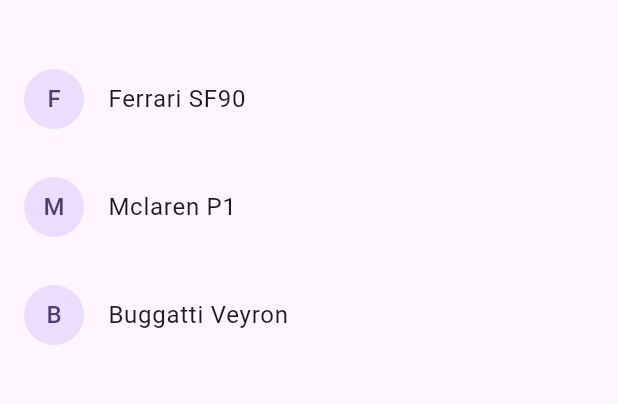
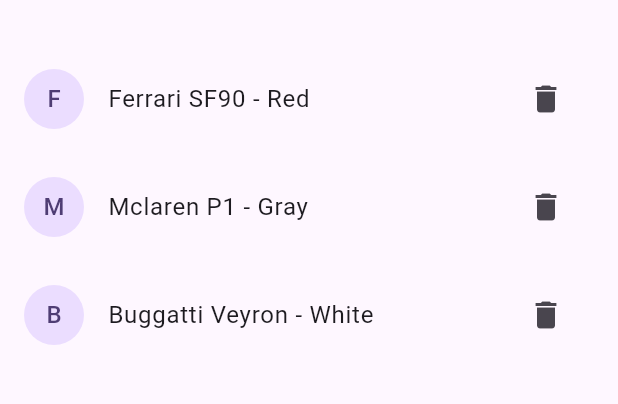
Before and after one commit to RodrigoBrunet/car_list, a Flutter app: the screen it shows after launch, on a phone screen of 412 x 824 dp, the part 63-467 px from its top. Run offline on Flutter 3.47's test engine with Material 2 defaults, Android fonts, the phone set to English and light mode, and no system bars; our stand-ins replace bloc, flutter_bloc.

Commit message:
add button remove iten list

```diff
--- a/lib/blocs/car_bloc.dart
+++ b/lib/blocs/car_bloc.dart
@@ -3,21 +3,40 @@ import 'package:car_list/blocs/car_events.dart';
 import 'package:car_list/blocs/car_state.dart';
 import 'package:car_list/repositories/car_repository.dart';
 
+import '../models/car_model.dart';
+
 class CarBloc extends Bloc<CarEvent, CarState> {
   final _carRepository = CarRepository();
 
   CarBloc() : super(CarInitalState()) {
-    on<LoadCarEvent>(
-      (event, emit) async =>
-          emit(CarSuccessState(cars: await _carRepository.getCars())),
-    );
-    on<AddCarEvent>(
-      (event, emit) async =>
-          emit(CarSuccessState(cars: await _carRepository.addCar(event.car))),
-    );
-    on<RemoveCarEvent>(
-      (event, emit) async => emit(
-          CarSuccessState(cars: await _carRepository.removeCar(event.car))),
-    );
+    on(_mapEventToState);
+  }
+  // on<LoadCarEvent>(
+  //   (event, emit) async =>
+  //       emit(CarSuccessState(cars: await _carRepository.getCars())),
+  // );
+  // on<AddCarEvent>(
+  //   (event, emit) async =>
+  //       emit(CarSuccessState(cars: await _carRepository.addCar(event.car))),
+  // );
+  // on<RemoveCarEvent>(
+  //   (event, emit) async => emit(
+  //       CarSuccessState(cars: await _carRepository.removeCar(event.car))),
+  // );
+  // }
+  void _mapEventToState(CarEvent event, Emitter emit) async {
+    List<Car> cars = [];
+    emit(CarLoadingState());
+
+    emit(CarLoadingState());
+
+    if (event is LoadCarEvent) {
+      cars = await _carRepository.getCars();
+    } else if (event is AddCarEvent) {
+      cars = await _carRepository.addCar(event.car);
+    } else if (event is RemoveCarEvent) {
+      cars = await _carRepository.removeCar(event.car);
+    }
+    emit(CarLoadedState(cars: cars));
   }
 }
--- a/lib/blocs/car_state.dart
+++ b/lib/blocs/car_state.dart
@@ -16,8 +16,8 @@ class CarLoadingState extends CarState {
   CarLoadingState() : super(cars: []);
 }
 
-class CarSuccessState extends CarState {
-  CarSuccessState({required List<Car> cars}) : super(cars: cars);
+class CarLoadedState extends CarState {
+  CarLoadedState({required List<Car> cars}) : super(cars: cars);
 }
 
 class CarErrorState extends CarState {
--- a/lib/pages/car_page.dart
+++ b/lib/pages/car_page.dart
@@ -39,11 +39,11 @@ class _CarPageState extends State<CarPage> {
           child: BlocBuilder<CarBloc, CarState>(
             bloc: bloc,
             builder: (context, state) {
-              if (state is CarInitalState) {
+              if (state is CarLoadingState) {
                 return const Center(
                   child: CircularProgressIndicator(),
                 );
-              } else if (state is CarSuccessState) {
+              } else if (state is CarLoadedState) {
                 final carList = state.cars;
                 return ListView.separated(
                   itemCount: carList.length,
@@ -52,8 +52,13 @@ class _CarPageState extends State<CarPage> {
                         child: ClipRRect(
                       child: Text(carList[index].brand.substring(0, 1)),
                     )),
-                    title:
-                        Text('${carList[index].brand} ${carList[index].model}'),
+                    title: Text(
+                        '${carList[index].brand} ${carList[index].model} - ${carList[index].color}'),
+                    trailing: IconButton(
+                        onPressed: () {
+                          bloc.add(RemoveCarEvent(car: carList[index]));
+                        },
+                        icon: const Icon(Icons.delete)),
                   ),
                   separatorBuilder: (_, __) => const Divider(
                     color: Colors.transparent,
--- a/lib/repositories/car_repository.dart
+++ b/lib/repositories/car_repository.dart
@@ -6,7 +6,7 @@ class CarRepository {
   Future<List<Car>> getCars() async {
     _cars.addAll([
       Car(brand: 'Ferrari', model: 'SF90', color: 'Red'),
-      Car(brand: 'Mclaren', model: 'P1', color: 'Grey'),
+      Car(brand: 'Mclaren', model: 'P1', color: 'Gray'),
       Car(brand: 'Buggatti', model: 'Veyron', color: 'White'),
     ]);
     return Future.delayed(
```
